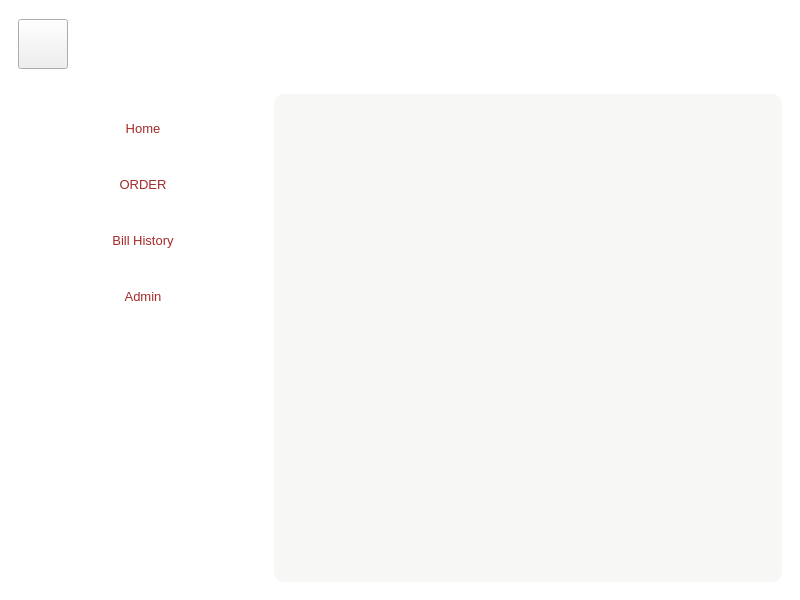
Anmol-A-jain/Dyner, file dyner.ui: the form before one commit.
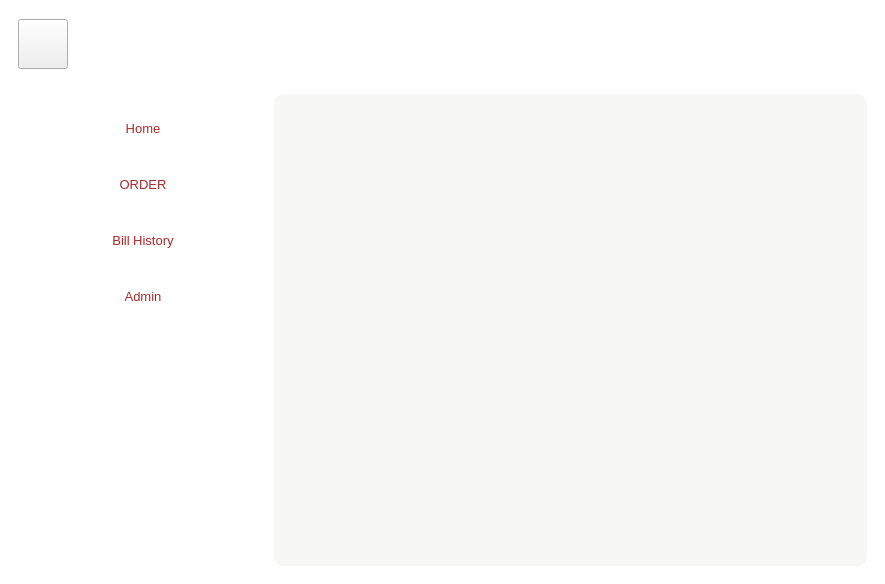
The form after the commit. Icons and pictures are not drawn.

```diff
--- a/dyner.ui
+++ b/dyner.ui
@@ -6,8 +6,8 @@
    <rect>
     <x>0</x>
     <y>0</y>
-    <width>800</width>
-    <height>600</height>
+    <width>885</width>
+    <height>584</height>
    </rect>
   </property>
   <property name="windowTitle">
```
